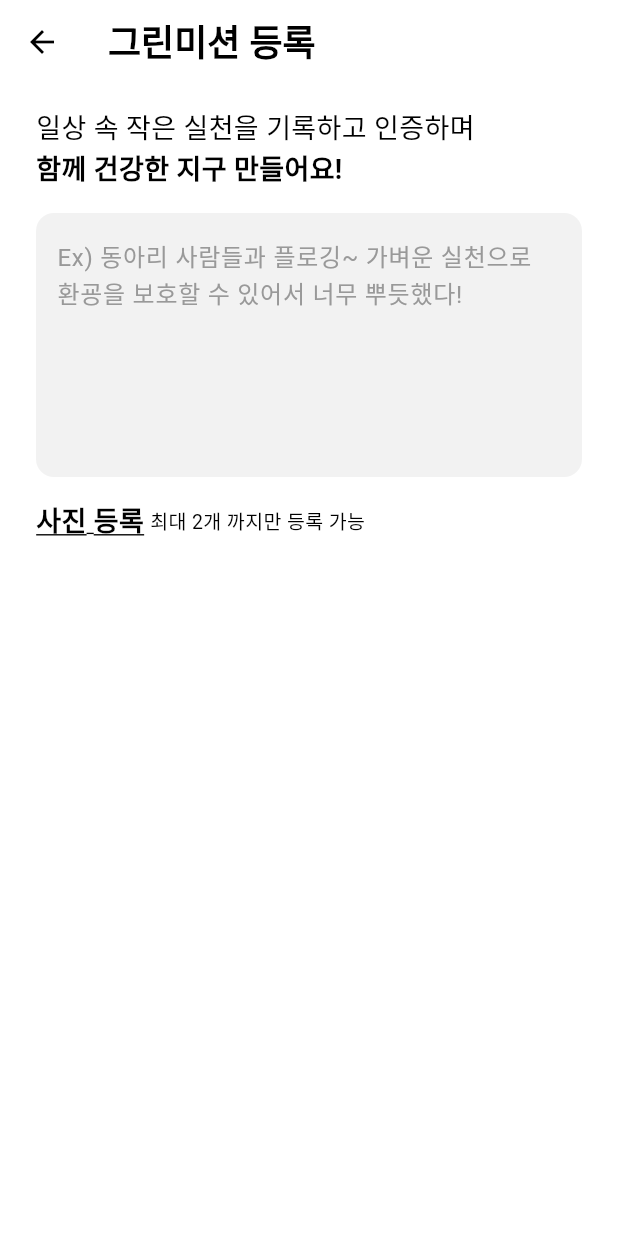
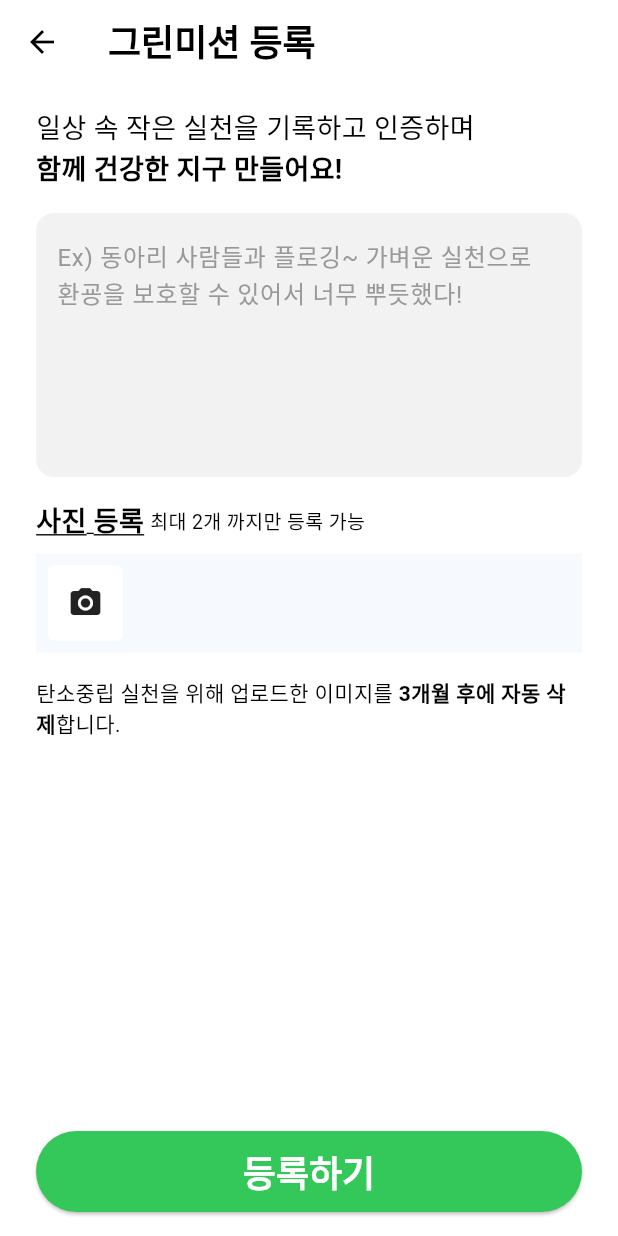
Before and after one commit to hyejin-1010/esg_app, a Flutter app: the RegisterMissionScreen screen opened by its route, on a phone screen of 412 x 824 dp. Run offline on Flutter 3.47's test engine with Material 3 defaults, Android fonts, the light colour scheme and no system bars; our stand-ins replace flutter_native_splash, flutter_secure_storage, get, image_picker, sqflite; missing offline and left inert: shadcn_flutter; accounts and stored records are empty; Roboto replaces fonts that are missing (Pretendard); statements that could not run were skipped.

Commit message:
feat. RegisterMissionScreen

```diff
--- /dev/null
+++ b/lib/components/add_image_box.dart
@@ -0,0 +1,74 @@
+import 'package:esg_app/constant/color.dart';
+import 'package:flutter/cupertino.dart';
+import 'package:flutter/material.dart';
+import 'package:image_picker/image_picker.dart';
+import 'package:shadcn_flutter/shadcn_flutter.dart';
+
+class AddImageBox extends StatefulWidget {
+  const AddImageBox({super.key, required this.onImageSelected});
+
+  final Function(XFile) onImageSelected;
+
+  @override
+  State<AddImageBox> createState() => _AddImageBoxState();
+}
+
+class _AddImageBoxState extends State<AddImageBox> {
+  final ImagePicker _picker = ImagePicker();
+
+  void _pickImage(ImageSource source) async {
+    try {
+      final XFile? pickedFile = await _picker.pickImage(source: source);
+      if (pickedFile != null) widget.onImageSelected(pickedFile);
+    } catch (e) {
+      debugPrint('[ERROR] pick image error : $e');
+    }
+  }
+
+  void _onClickAddImageButton() {
+    showCupertinoModalPopup(
+      context: context,
+      builder:
+          (BuildContext context) => CupertinoActionSheet(
+            actions: <CupertinoActionSheetAction>[
+              CupertinoActionSheetAction(
+                onPressed: () {
+                  Navigator.pop(context);
+                  _pickImage(ImageSource.camera);
+                },
+                child: const Text('카메라 촬영'),
+              ),
+              CupertinoActionSheetAction(
+                onPressed: () {
+                  Navigator.pop(context);
+                  _pickImage(ImageSource.gallery);
+                },
+                child: const Text('갤러리'),
+              ),
+            ],
+            cancelButton: CupertinoActionSheetAction(
+              isDefaultAction: true,
+              onPressed: () => Navigator.pop(context),
+              child: const Text('취소'),
+            ),
+          ),
+    );
+  }
+
+  @override
+  Widget build(BuildContext context) {
+    return InkWell(
+      onTap: () => _onClickAddImageButton(),
+      child: Container(
+        width: 50.0,
+        height: 50.0,
+        decoration: BoxDecoration(
+          borderRadius: BorderRadius.circular(4.0),
+          color: whiteColor,
+        ),
+        alignment: Alignment.center,
+        child: Icon(Icons.camera_alt),
+      ),
+    );
+  }
+}
--- a/lib/controllers/feed_controller.dart
+++ b/lib/controllers/feed_controller.dart
@@ -16,7 +16,7 @@ class FeedController extends GetxController {
     items.value = await _dao.getAllItems();
   }
 
-  void addItem(Feed item) async {
+  Future<void> addItem(Feed item) async {
     await _dao.insertItem(item);
     loadItems(); // 갱신
   }
--- a/lib/main.dart
+++ b/lib/main.dart
@@ -8,6 +8,7 @@ import 'package:esg_app/screens/find_new_password.dart';
 import 'package:shadcn_flutter/shadcn_flutter.dart';
 import 'package:flutter_native_splash/flutter_native_splash.dart';
 import 'package:get/get.dart';
+import 'package:esg_app/controllers/feed_controller.dart';
 
 import 'screens/find_password.dart';
 import 'screens/join.dart';
@@ -16,6 +17,8 @@ import 'screens/start_screen.dart';
 void main() {
   WidgetsBinding widgetsBinding = WidgetsFlutterBinding.ensureInitialized();
   FlutterNativeSplash.preserve(widgetsBinding: widgetsBinding);
+
+  Get.put(FeedController());
 
   runApp(
     ShadcnApp(
--- a/lib/models/feed_model.dart
+++ b/lib/models/feed_model.dart
@@ -1,51 +1,52 @@
 class Feed {
-  final int id;
-  final String conten;
+  final int? id;
+  final String content;
   final int userId;
   final String userName;
   final String createdAt;
   final String updatedAt;
-  final List<String> imagePathList;
+  final List<String> imagePathList; // 이미지 Path List
   final int missionId;
-  final String missionName;
 
   Feed({
-    required this.id,
-    required this.conten,
+    this.id,
+    required this.content,
     required this.userId,
     required this.userName,
-    required this.createdAt,
-    required this.updatedAt,
-    this.imagePathList = const [],
+    String? createdAt,
+    String? updatedAt,
+    List<String>? imagePathList,
     required this.missionId,
-    required this.missionName,
-  });
+  }) : createdAt = createdAt ?? DateTime.now().toIso8601String(),
+       updatedAt = updatedAt ?? DateTime.now().toIso8601String(),
+       imagePathList = imagePathList ?? [];
 
   factory Feed.fromMap(Map<String, dynamic> map) {
     return Feed(
       id: map['id'],
-      conten: map['conten'],
+      content: map['content'],
       userId: map['user_id'],
       userName: map['user_name'],
       createdAt: map['created_at'],
       updatedAt: map['updated_at'],
-      imagePathList: map['image_path_list'],
+      imagePathList:
+          map['image_path_list']?.split(',') ??
+          [], // Convert string back to list
       missionId: map['mission_id'],
-      missionName: map['mission_name'],
     );
   }
 
   Map<String, dynamic> toMap() {
     return {
-      'id': id,
-      'conten': conten,
+      'content': content,
       'user_id': userId,
       'user_name': userName,
       'created_at': createdAt,
       'updated_at': updatedAt,
-      'image_path_list': imagePathList,
+      'image_path_list': imagePathList.join(
+        ',',
+      ), // Convert list to comma-separated string
       'mission_id': missionId,
-      'mission_name': missionName,
     };
   }
 }
--- a/lib/screens/mission.dart
+++ b/lib/screens/mission.dart
@@ -36,6 +36,7 @@ class _MissionScreenState extends State<MissionScreen> {
     return Scaffold(
       backgroundColor: Colors.white,
       appBar: AppBar(
+        leading: Container(),
         title: const Text(
           '그린미션',
           style: TextStyle(fontWeight: FontWeight.bold),
--- a/lib/screens/register_mission.dart
+++ b/lib/screens/register_mission.dart
@@ -1,5 +1,16 @@
+import 'dart:io';
+
+import 'package:esg_app/constant/color.dart';
+import 'package:esg_app/controllers/feed_controller.dart';
+import 'package:esg_app/models/feed_model.dart';
 import 'package:flutter/material.dart';
 import 'package:get/get.dart';
+import 'package:image_picker/image_picker.dart';
+import 'package:path_provider/path_provider.dart';
+import 'package:path/path.dart' as path;
+import 'package:uuid/uuid.dart';
+
+import 'package:esg_app/components/add_image_box.dart';
 
 class RegisterMissionScreen extends StatefulWidget {
   const RegisterMissionScreen({super.key});
@@ -9,17 +20,79 @@ class RegisterMissionScreen extends StatefulWidget {
 }
 
 class _RegisterMissionScreenState extends State<RegisterMissionScreen> {
+  FeedController feedController = Get.find();
+  final TextEditingController _contentController = TextEditingController();
+
+  int missionId = -1; // 미션 ID
+  final List<File> _images = []; // 이미지 리스트
+
   @override
   void initState() {
     super.initState();
     final args = Get.arguments;
     if (args != null && args['id'] != null) {
-      print('Mission ID: ${args['id']}');
+      missionId = int.parse(args['id'].toString());
     }
+  }
+
+  // 이미지 저장
+  Future<String> _saveImageToLocal(File imageFile) async {
+    final directory = await getApplicationDocumentsDirectory();
+    final uuid = const Uuid().v4(); // 고유한 파일명 생성
+    final extension = path.extension(imageFile.path); // 원본 파일의 확장자 유지
+    final fileName = '$uuid$extension';
+    final savedPath = path.join(directory.path, 'mission_images', fileName);
+
+    // 디렉토리가 없으면 생성
+    final imageDir = Directory(path.dirname(savedPath));
+    if (!await imageDir.exists()) {
+      await imageDir.create(recursive: true);
+    }
+
+    // 이미지 파일 복사
+    await imageFile.copy(savedPath);
+    return savedPath;
+  }
+
+  // 미션 저장 시 호출될 메서드
+  Future<void> _saveMission() async {
+    // TODO: 모두 입력했는 지 확인
+
+    // 이미지들 모두 local directory에 저장
+    final paths = <String>[];
+    for (var image in _images) {
+      try {
+        final savedPath = await _saveImageToLocal(image);
+        paths.add(savedPath);
+      } catch (error) {
+        debugPrint('[EROR] save image - local : $error');
+      }
+    }
+
+    final userId = 1; // TODO: 나의 ID 가져오기
+    final userName = 'test'; // TODO: 나의 이름 가져오기
+
+    final newFeed = Feed(
+      content: _contentController.text,
+      userId: userId,
+      userName: userName,
+      missionId: missionId,
+    );
+    try {
+      print('heidi test newFeed: ${newFeed.toMap().toString()}');
+      await feedController.addItem(newFeed);
+    } catch (error) {
+      debugPrint('[EROR] heidi save mission - feed : $error');
+    }
+
+    Get.back();
   }
 
   @override
   Widget build(BuildContext context) {
+    final size = MediaQuery.of(context).size;
+    final padding = MediaQuery.of(context).padding;
+
     return Scaffold(
       appBar: AppBar(
         title: const Text(
@@ -29,7 +102,9 @@ class _RegisterMissionScreenState extends State<RegisterMissionScreen> {
         backgroundColor: Colors.white,
         surfaceTintColor: Colors.white,
       ),
-      body: Container(
+      body: Stack(
+        children: [
+          Container(
             padding: EdgeInsets.symmetric(horizontal: 24.0, vertical: 16.0),
             child: Column(
               mainAxisAlignment: MainAxisAlignment.start,
@@ -52,15 +127,63 @@ class _RegisterMissionScreenState extends State<RegisterMissionScreen> {
                   ],
                 ),
                 const SizedBox(height: 8.0),
+
+                // 첨부 이미지
                 Container(
                   color: const Color(0xFFF6FAFE),
+                  padding: const EdgeInsets.all(8.0),
                   child: Row(
                     mainAxisAlignment: MainAxisAlignment.start,
-                children: [],
+                    spacing: 8.0,
+                    children: [
+                      AddImageBox(
+                        onImageSelected: (XFile file) {
+                          _images.add(File(file.path));
+                          setState(() {});
+                        },
+                      ),
+                      ..._images.map((image) => _buildImageItem(image)),
+                    ],
+                  ),
+                ),
+
+                const SizedBox(height: 16.0),
+
+                RichText(
+                  text: TextSpan(
+                    style: Theme.of(context).textTheme.bodyMedium,
+                    children: [
+                      TextSpan(text: '탄소중립 실천을 위해 업로드한 이미지를 '),
+                      TextSpan(
+                        text: '3개월 후에 자동 삭제',
+                        style: TextStyle(fontWeight: FontWeight.bold),
+                      ),
+                      TextSpan(text: '합니다.'),
+                    ],
                   ),
                 ),
               ],
             ),
+          ),
+
+          Positioned(
+            left: 24.0,
+            bottom: padding.bottom + 16.0,
+            child: ElevatedButton(
+              style: ElevatedButton.styleFrom(
+                backgroundColor: primaryColor,
+                minimumSize: Size(size.width - 48.0, 54.0),
+              ),
+              onPressed: _saveMission,
+              child: Text(
+                '등록하기',
+                style: Theme.of(
+                  context,
+                ).textTheme.titleLarge?.copyWith(color: Colors.white),
+              ),
+            ),
+          ),
+        ],
       ),
     );
   }
@@ -88,6 +211,7 @@ class _RegisterMissionScreenState extends State<RegisterMissionScreen> {
         borderRadius: BorderRadius.all(Radius.circular(12.0)),
       ),
       child: TextField(
+        controller: _contentController,
         minLines: 6,
         maxLines: 6,
         decoration: InputDecoration(
@@ -98,4 +222,30 @@ class _RegisterMissionScreenState extends State<RegisterMissionScreen> {
       ),
     );
   }
+
+  Widget _buildImageItem(File image) {
+    return Stack(
+      children: [
+        SizedBox(
+          width: 50.0,
+          height: 50.0,
+          child: ClipRRect(
+            borderRadius: BorderRadius.circular(4.0),
+            child: Image.file(image, fit: BoxFit.cover),
+          ),
+        ),
+        Positioned(
+          top: 4.0,
+          right: 4.0,
+          child: InkWell(
+            onTap: () {
+              _images.remove(image);
+              setState(() {});
+            },
+            child: Icon(Icons.close, size: 16.0, color: Colors.white),
+          ),
+        ),
+      ],
+    );
   }
+}
```
Also changed, not shown: lib/db/db_helper.dart (+4 -7 lines). Lines whose indentation alone changed are shown as unchanged.
